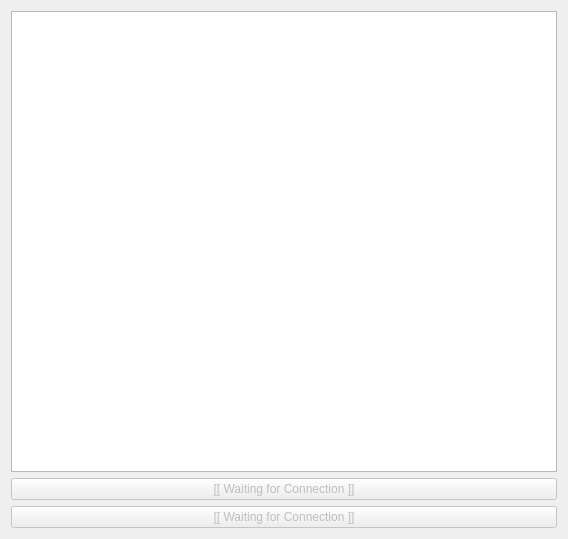
This is gui-demo/dialog.ui in alanzchen/CStory as Qt 5 draws it before an edit. The edited form follows.
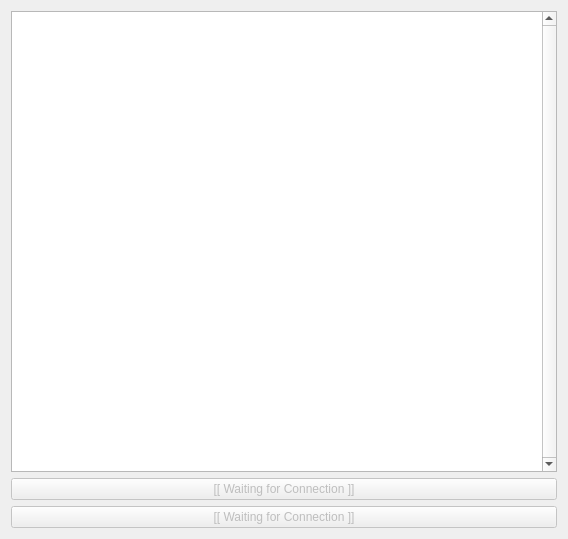
This is the edited form.

Diff of the .ui file:
```diff
--- a/gui-demo/dialog.ui
+++ b/gui-demo/dialog.ui
@@ -36,7 +36,7 @@
   </property>
   <layout class="QFormLayout" name="formLayout">
    <item row="0" column="0" colspan="2">
-    <widget class="QTextEdit" name="textEdit">
+    <widget class="QTextBrowser" name="textBrowser">
      <property name="sizePolicy">
       <sizepolicy hsizetype="Expanding" vsizetype="Expanding">
        <horstretch>100</horstretch>
@@ -49,12 +49,21 @@
      <property name="autoFillBackground">
       <bool>false</bool>
      </property>
+     <property name="verticalScrollBarPolicy">
+      <enum>Qt::ScrollBarAlwaysOn</enum>
+     </property>
+     <property name="sizeAdjustPolicy">
+      <enum>QAbstractScrollArea::AdjustToContents</enum>
+     </property>
      <property name="documentTitle">
       <string notr="true"/>
      </property>
      <property name="undoRedoEnabled">
       <bool>false</bool>
      </property>
+     <property name="readOnly">
+      <bool>true</bool>
+     </property>
      <property name="html">
       <string notr="true">&lt;!DOCTYPE HTML PUBLIC &quot;-//W3C//DTD HTML 4.0//EN&quot; &quot;http://www.w3.org/TR/REC-html40/strict.dtd&quot;&gt;
 &lt;html&gt;&lt;head&gt;&lt;meta name=&quot;qrichtext&quot; content=&quot;1&quot; /&gt;&lt;style type=&quot;text/css&quot;&gt;
```
Left out of the diff: 84 changed lines with no effect on the pictures.
